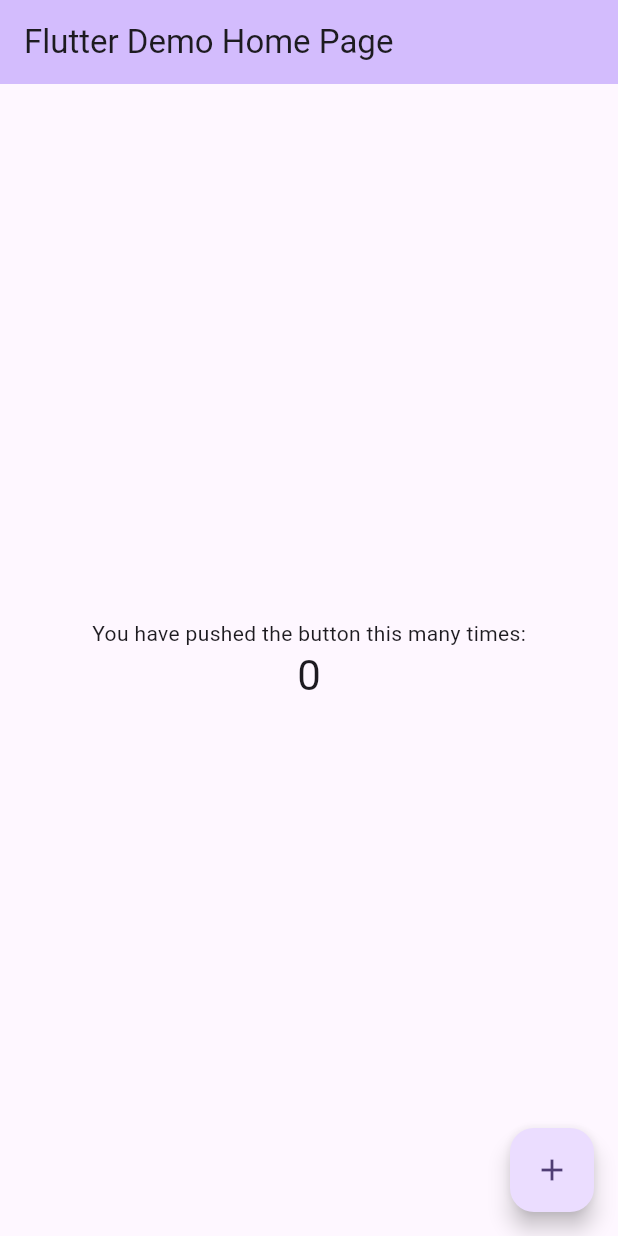
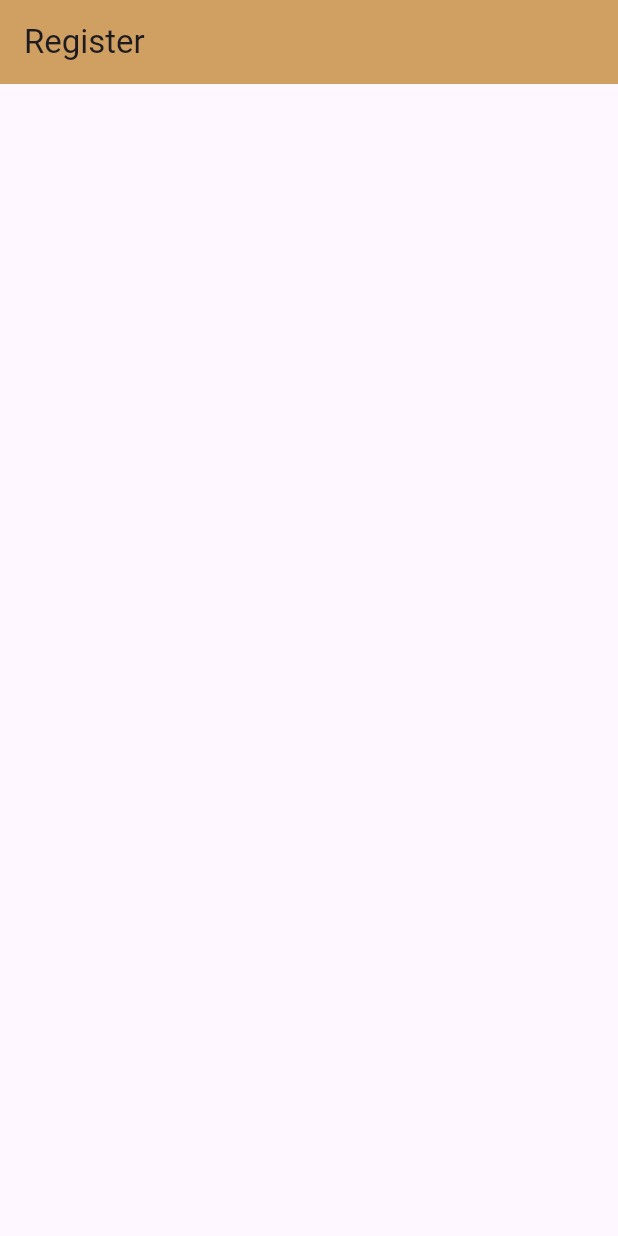
Before and after one commit to odrzywolekmarta/MyNotes, a Flutter app: the screen it shows after launch, on a phone screen of 412 x 824 dp. Run offline on Flutter 3.47's test engine with Material 3 defaults, Android fonts, the phone set to English and light mode, and no system bars.

Commit message:
add new home page

```diff
--- a/lib/main.dart
+++ b/lib/main.dart
@@ -1,125 +1,29 @@
 import 'package:flutter/material.dart';
 
 void main() {
-  runApp(const MyApp());
-}
-
-class MyApp extends StatelessWidget {
-  const MyApp({super.key});
-
-  // This widget is the root of your application.
-  @override
-  Widget build(BuildContext context) {
-    return MaterialApp(
+  runApp(
+    MaterialApp(
       title: 'Flutter Demo',
       theme: ThemeData(
-        // This is the theme of your application.
-        //
-        // TRY THIS: Try running your application with "flutter run". You'll see
-        // the application has a purple toolbar. Then, without quitting the app,
-        // try changing the seedColor in the colorScheme below to Colors.green
-        // and then invoke "hot reload" (save your changes or press the "hot
-        // reload" button in a Flutter-supported IDE, or press "r" if you used
-        // the command line to start the app).
-        //
-        // Notice that the counter didn't reset back to zero; the application
-        // state is not lost during the reload. To reset the state, use hot
-        // restart instead.
-        //
-        // This works for code too, not just values: Most code changes can be
-        // tested with just a hot reload.
+
         colorScheme: ColorScheme.fromSeed(seedColor: Colors.deepPurple),
         useMaterial3: true,
       ),
-      home: const MyHomePage(title: 'Flutter Demo Home Page'),
+      home: const HomePage(),
+    )
+  );
+}
+
+class HomePage extends StatelessWidget {
+  const HomePage({super.key});
+
+  @override
+  Widget build(BuildContext context) {
+    return Scaffold(
+      appBar: AppBar(
+        title: const Text('Register'),
+        backgroundColor: const Color.fromARGB(255, 207, 160, 98),
+      ),
     );
   }
 }
-
-class MyHomePage extends StatefulWidget {
-  const MyHomePage({super.key, required this.title});
-
-  // This widget is the home page of your application. It is stateful, meaning
-  // that it has a State object (defined below) that contains fields that affect
-  // how it looks.
-
-  // This class is the configuration for the state. It holds the values (in this
-  // case the title) provided by the parent (in this case the App widget) and
-  // used by the build method of the State. Fields in a Widget subclass are
-  // always marked "final".
-
-  final String title;
-
-  @override
-  State<MyHomePage> createState() => _MyHomePageState();
-}
-
-class _MyHomePageState extends State<MyHomePage> {
-  int _counter = 0;
-
-  void _incrementCounter() {
-    setState(() {
-      // This call to setState tells the Flutter framework that something has
-      // changed in this State, which causes it to rerun the build method below
-      // so that the display can reflect the updated values. If we changed
-      // _counter without calling setState(), then the build method would not be
-      // called again, and so nothing would appear to happen.
-      _counter++;
-    });
-  }
-
-  @override
-  Widget build(BuildContext context) {
-    // This method is rerun every time setState is called, for instance as done
-    // by the _incrementCounter method above.
-    //
-    // The Flutter framework has been optimized to make rerunning build methods
-    // fast, so that you can just rebuild anything that needs updating rather
-    // than having to individually change instances of widgets.
-    return Scaffold(
-      appBar: AppBar(
-        // TRY THIS: Try changing the color here to a specific color (to
-        // Colors.amber, perhaps?) and trigger a hot reload to see the AppBar
-        // change color while the other colors stay the same.
-        backgroundColor: Theme.of(context).colorScheme.inversePrimary,
-        // Here we take the value from the MyHomePage object that was created by
-        // the App.build method, and use it to set our appbar title.
-        title: Text(widget.title),
-      ),
-      body: Center(
-        // Center is a layout widget. It takes a single child and positions it
-        // in the middle of the parent.
-        child: Column(
-          // Column is also a layout widget. It takes a list of children and
-          // arranges them vertically. By default, it sizes itself to fit its
-          // children horizontally, and tries to be as tall as its parent.
-          //
-          // Column has various properties to control how it sizes itself and
-          // how it positions its children. Here we use mainAxisAlignment to
-          // center the children vertically; the main axis here is the vertical
-          // axis because Columns are vertical (the cross axis would be
-          // horizontal).
-          //
-          // TRY THIS: Invoke "debug painting" (choose the "Toggle Debug Paint"
-          // action in the IDE, or press "p" in the console), to see the
-          // wireframe for each widget.
-          mainAxisAlignment: MainAxisAlignment.center,
-          children: <Widget>[
-            const Text(
-              'You have pushed the button this many times:',
-            ),
-            Text(
-              '$_counter',
-              style: Theme.of(context).textTheme.headlineMedium,
-            ),
-          ],
-        ),
-      ),
-      floatingActionButton: FloatingActionButton(
-        onPressed: _incrementCounter,
-        tooltip: 'Increment',
-        child: const Icon(Icons.add),
-      ), // This trailing comma makes auto-formatting nicer for build methods.
-    );
-  }
-}
```
Also changed, not shown: 1 other file.
